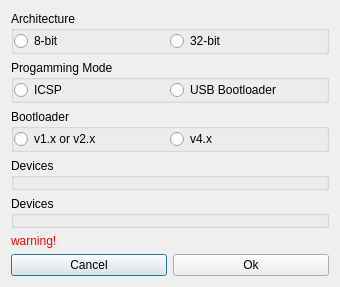
Qt form qtgui/frames/board_config.ui (PinguinoIDE/pinguino-ide) before a commit.
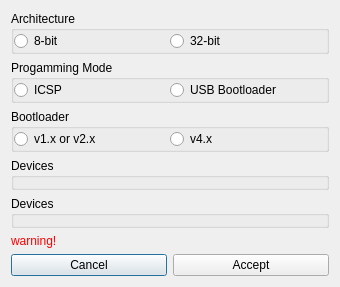
The same form after that commit.

Diff of the .ui file:
```diff
--- a/qtgui/frames/board_config.ui
+++ b/qtgui/frames/board_config.ui
@@ -204,7 +204,7 @@
      <item row="0" column="1">
       <widget class="QPushButton" name="pushButton_ok">
        <property name="text">
-        <string>Ok</string>
+        <string>Accept</string>
        </property>
       </widget>
      </item>
```
Left out of the diff: 33 changed lines with no effect on the pictures.
